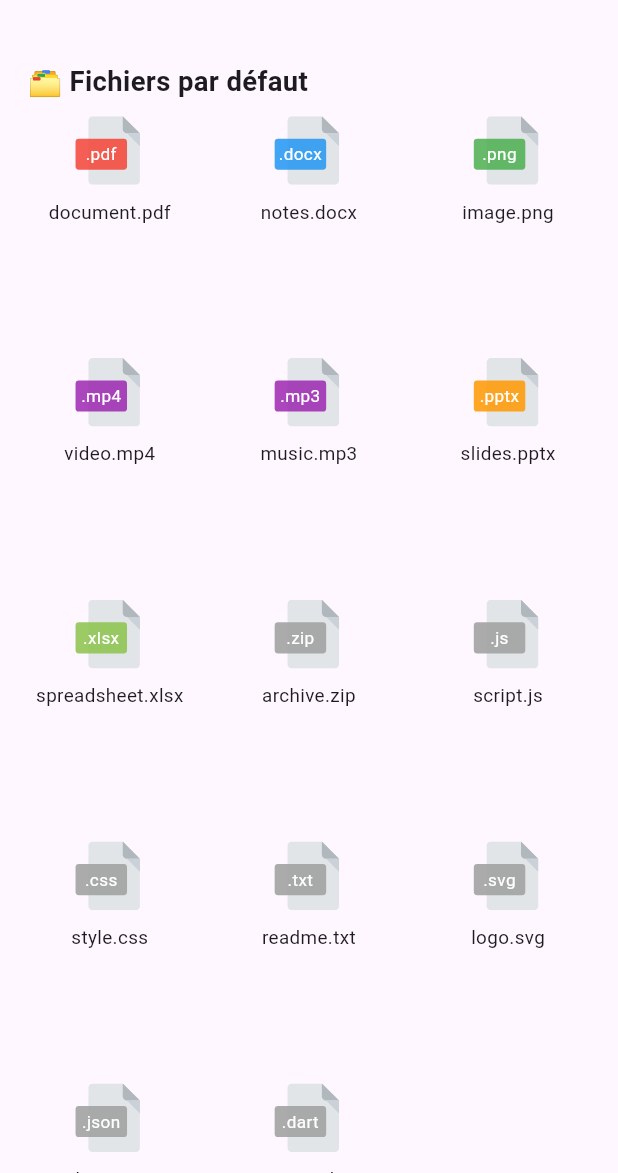
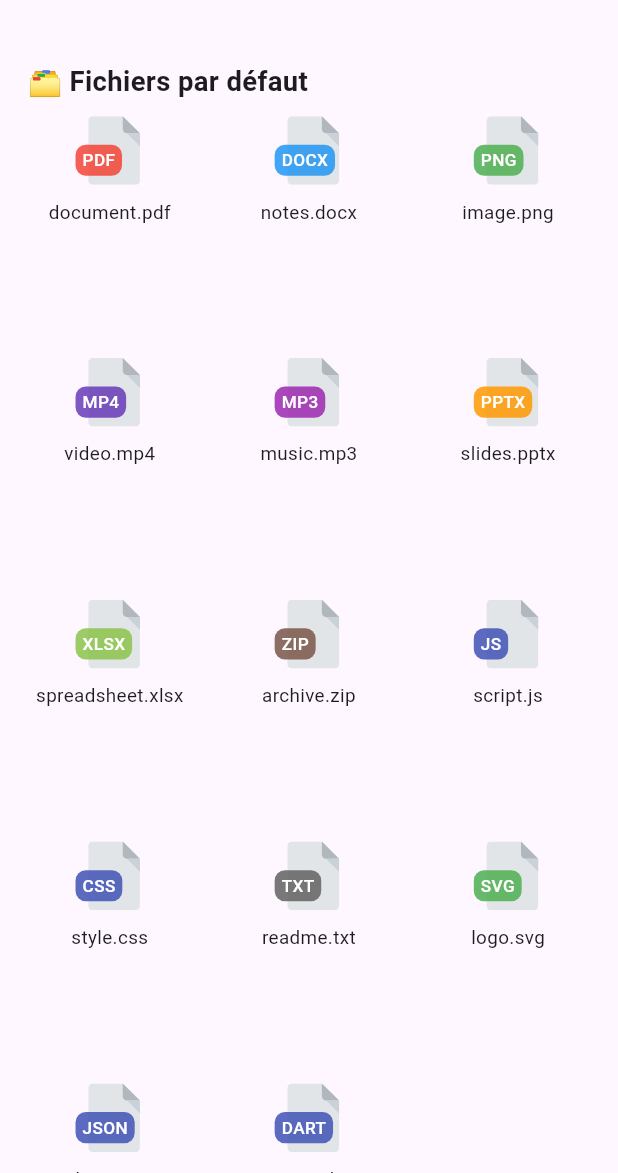
Before and after one commit to Ahmedha91/icon_file, a Flutter app: the screen it shows after launch, on a phone screen of 412 x 824 dp, the part 63-1236 px from its top. Run offline on Flutter 3.47's test engine with Material 3 defaults, Android fonts, the light colour scheme and no system bars; our stand-ins replace flutter_screenutil, flutter_svg.

Commit message:
update docs

```diff
--- a/lib/main.dart
+++ b/lib/main.dart
@@ -56,7 +56,6 @@ class FileIconDemo extends StatelessWidget {
         children: [
           _buildSectionTitle('🗂️ Fichiers par défaut'),
           _buildGrid(files.map((f) => FileIcon(f)).toList(), files),
-
           SizedBox(height: 24.h),
           _buildSectionTitle('🎨 Personnalisé (couleur / style)'),
           _buildGrid([
@@ -78,7 +77,53 @@ class FileIconDemo extends StatelessWidget {
               color: Colors.black,
               extensionStyle: TextStyle(color: Colors.white, fontSize: 10.sp),
             ),
-          ], ['custom.pdf', 'image.png (sans extension)', 'darkmode.css']),
+          ], [
+            'custom.pdf',
+            'image.png (sans extension)',
+            'darkmode.css'
+          ]),
+          SizedBox(height: 24.h),
+          _buildSectionTitle('🔍 Variations de taille et forme'),
+          _buildGrid([
+            FileIcon(
+              'small.txt',
+              size: 30,
+            ),
+            FileIcon(
+              'medium.json',
+              size: 50,
+            ),
+            FileIcon(
+              'large.dart',
+              size: 70,
+            ),
+            FileIcon(
+              'rounded.pdf',
+              roundedLabel: true,
+            ),
+            FileIcon(
+              'square.zip',
+              roundedLabel: false,
+            ),
+            FileIcon(
+              'custom.svg',
+              size: 60,
+              roundedLabel: false,
+              color: Colors.teal,
+              extensionStyle: TextStyle(
+                color: Colors.white,
+                fontSize: 10.sp,
+                fontWeight: FontWeight.bold,
+              ),
+            ),
+          ], [
+            '30px',
+            '50px',
+            '70px',
+            'Étiquette arrondie',
+            'Étiquette carrée',
+            'Taille + couleur + style',
+          ]),
         ],
       ),
     );
--- a/lib/src/file_icon.dart
+++ b/lib/src/file_icon.dart
@@ -2,12 +2,38 @@ import 'package:flutter/material.dart';
 import 'package:flutter_screenutil/flutter_screenutil.dart';
 import 'package:flutter_svg/flutter_svg.dart';
 
+/// Un widget qui affiche une icône de fichier avec une extension optionnelle.
+///
+/// Ce widgetaffiche une image SVG (soit une image par défaut, soit une image fournie)
+/// et peut superposer l'extension du fichier avec une couleur de fond
+/// déterminée par le type de fichier ou une couleur spécifiée.
 class FileIcon extends StatelessWidget {
+  /// Le nom complet du fichier, y compris son extension (par exemple, "document.pdf").
   final String fileName;
+
+  /// La couleur de fond optionnelle pour le badge d'extension.
+  /// Si elle n'est pas fournie, une couleur sera choisie en fonction de l'extension du fichier.final Color? color;
+
+  /// Un booléen pour contrôler si l'extension du fichier doit être affichée.
+  /// La valeur par défaut est `true`.
+  final bool showExtension;
+
+  /// Le style de texte optionnel pour l'extension du fichier.
+  /// Si elle n'est pas fournie, un style par défaut sera utilisé.
+  final TextStyle? extensionStyle;
+
+  /// Le chemin d'accès optionnel vers l'asset SVG à utiliser comme icône de fichier principale.
+  /// Si elle n'est pas fournie, 'assets/file.svg' sera utilisé par défaut.
+  final String? assetIcon;
+
   final Color? color;
-  final bool showExtension;
-  final TextStyle? extensionStyle;
-  final String? assetIcon;
+
+  final double? size;
+  final bool? roundedLabel;
+
+  /// Crée un widget d'icône de fichier.
+  ///
+  /// [fileName] est requis et doit inclure l'extension du fichier.
   const FileIcon(
     this.fileName, {
     super.key,
@@ -15,65 +41,165 @@ class FileIcon extends StatelessWidget {
     this.showExtension = true,
     this.extensionStyle,
     this.assetIcon,
+    this.size = 40,
+    this.roundedLabel = true,
   });
-  Color _randomColor(String extension) {
-    switch (extension.toLowerCase()) {
+
+  /// Détermine une couleur en fonction de l'extension du fichier.
+  ///
+  /// Utilisé si aucune [color] explicite n'est fournie au widget.
+  /// Retourne une [Color] spécifique pour les types de fichiers courants (pdf, doc, jpg, etc.)
+  /// et [Colors.grey] pour les extensions inconnues.
+  Color _getColorForExtension(String extension) {
+    final ext = extension.startsWith('.')
+        ? extension.toLowerCase()
+        : '.${extension.toLowerCase()}';
+
+    switch (ext) {
+      // 📝 Documents
       case '.pdf':
         return Colors.red;
       case '.doc':
       case '.docx':
+      case '.odt':
+      case '.rtf':
         return Colors.blue;
-      case '.jpg':
-      case '.png':
-        return Colors.green;
       case '.ppt':
       case '.pptx':
+      case '.odp':
         return Colors.orange;
       case '.xls':
       case '.xlsx':
       case '.csv':
+      case '.ods':
         return Colors.lightGreen;
+
+      // 🖼️ Images
+      case '.jpg':
+      case '.jpeg':
+      case '.png':
+      case '.gif':
+      case '.bmp':
+      case '.webp':
+      case '.svg':
+        return Colors.green;
+
+      // 🎵 Audio
       case '.mp3':
       case '.wav':
+      case '.aac':
+      case '.ogg':
+      case '.flac':
+        return Colors.purple;
+
+      // 🎥 Vidéo
       case '.mp4':
-        return Colors.purple;
+      case '.mov':
+      case '.avi':
+      case '.mkv':
+      case '.webm':
+        return Colors.deepPurple;
+
+      // 🗜️ Archives
+      case '.zip':
+      case '.rar':
+      case '.7z':
+      case '.tar':
+      case '.gz':
+      case '.tar.gz':
+      case '.bz2':
+        return Colors.brown;
+
+      // 💻 Code / Développement
+      case '.dart':
+      case '.java':
+      case '.kt':
+      case '.cpp':
+      case '.c':
+      case '.py':
+      case '.js':
+      case '.ts':
+      case '.html':
+      case '.css':
+      case '.json':
+      case '.xml':
+      case '.yaml':
+      case '.yml':
+      case '.sh':
+      case '.bat':
+        return Colors.indigo;
+
+      // 📄 Textes & logs
+      case '.txt':
+      case '.log':
+      case '.ini':
+      case '.cfg':
+        return Colors.grey[700]!;
+
       default:
         return Colors.grey;
     }
   }
 
-
+  /// Extrait l'extension d'un nom de fichier.
+  ///
+  /// Retourne l'extension avec le point (par exemple, ".pdf") ou une chaîne vide
+  /// si aucune extension n'est trouvée.
+  String _extractExtension(String name) {
+    final lastDot = name.lastIndexOf('.');
+    // S'il n'y a pas de point, ou si le point est le premier caractère (ex: .gitignore)// ou si le point est le dernier caractère (ex: monDossier.)
+    if (lastDot < 1 || lastDot == name.length - 1) {
+      return ''; // Pas d'extension valide ou extension vide
+    }
+    return name.substring(lastDot);
+  }
 
   @override
   Widget build(BuildContext context) {
-    final extension = fileName.substring(fileName.lastIndexOf('.'));
-    final bgColor = color ?? _randomColor(extension);
+    final String extension = _extractExtension(fileName);
+    final Color bgColor = color ?? _getColorForExtension(extension);
+
+    final TextStyle defaultExtensionStyle = TextStyle(
+      color: Colors.white,
+      fontSize: 10.sp,
+      fontWeight: FontWeight.w500,
+    );
+
+    final double iconSize = size ?? 40;
 
     return SizedBox(
-      width: 40.w,
+      width: iconSize.w,
+      height: iconSize.w, // ← assure que l’icône garde une taille carrée
       child: Stack(
+        alignment: Alignment.center,
         children: [
           SvgPicture.asset(
             assetIcon ?? 'assets/file.svg',
-            width: 40.w,
+            width: iconSize.w,
+            height: iconSize.w, // ← applique la taille ici aussi
             fit: BoxFit.contain,
+            semanticsLabel: 'Icône de fichier pour $fileName',
           ),
-          if (showExtension)
+          if (showExtension && extension.isNotEmpty)
             Positioned(
-              bottom: 10,
+              bottom: 5.h,
               left: 0,
+              child: Center(
                 child: Container(
-                width: 30.w,
-                padding: EdgeInsets.symmetric(vertical: 2.h),
+                  padding: EdgeInsets.symmetric(vertical: 2.h, horizontal: 4.w),
                   decoration: BoxDecoration(
-                  borderRadius: BorderRadius.circular(2.r),
-                  color: bgColor.withOpacity(0.85),
+                    borderRadius: BorderRadius.circular((roundedLabel ?? true)
+                        ? 6.r
+                        : 0), // ← respect de l’option
+                    color: bgColor.withAlpha((0.85 * 255).toInt()),
                   ),
                   child: Text(
-                  extension,
-                  style: extensionStyle ??
-                      TextStyle(color: Colors.white, fontSize: 10.sp),
+                    extension.toUpperCase().substring(1),
+                    style: extensionStyle ?? defaultExtensionStyle,
                     textAlign: TextAlign.center,
+                    overflow: TextOverflow.ellipsis,
+                    maxLines: 1,
+                  ),
                 ),
               ),
             ),
```
Also changed, not shown: example/lib/main.dart (+5 -2 lines), pubspec.yaml (+8 -6 lines), 5 other files. Lines whose indentation alone changed are shown as unchanged.
